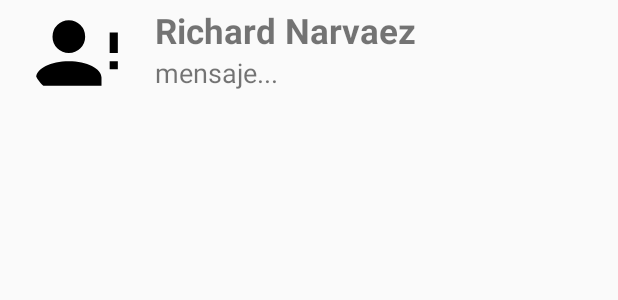
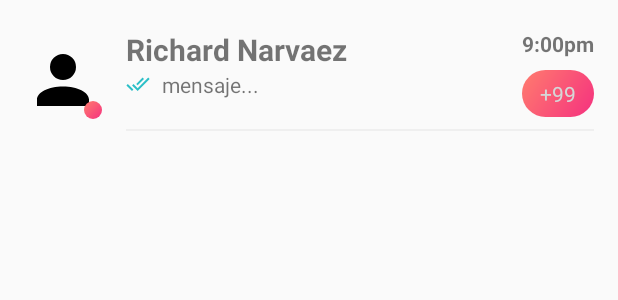
Before and after one commit to richardnarvaez/chat-android-firebase, an Android app: the layout item_chat.xml on its own in the app's theme, with its tools: preview values and no code run, on a phone screen of 412 x 824 dp. Shown: the top 300 px of the screen. Run offline under Robolectric (Android 15) with nearby library versions, the phone set to English and light mode, and no system bars.

Commit message:
Edit Design, change colors and style

```diff
--- /dev/null
+++ b/app/src/main/res/drawable/vector_message.xml
@@ -0,0 +1,8 @@
+<?xml version="1.0" encoding="utf-8"?>
+<vector xmlns:android="http://schemas.android.com/apk/res/android"
+    android:height="24dp"
+    android:width="24dp"
+    android:viewportWidth="24"
+    android:viewportHeight="24">
+    <path android:fillColor="#000" android:pathData="M20,20H7A2,2 0 0,1 5,18V8.94L2.23,5.64C2.09,5.47 2,5.24 2,5A1,1 0 0,1 3,4H20A2,2 0 0,1 22,6V18A2,2 0 0,1 20,20M8.5,7A0.5,0.5 0 0,0 8,7.5V8.5A0.5,0.5 0 0,0 8.5,9H18.5A0.5,0.5 0 0,0 19,8.5V7.5A0.5,0.5 0 0,0 18.5,7H8.5M8.5,11A0.5,0.5 0 0,0 8,11.5V12.5A0.5,0.5 0 0,0 8.5,13H18.5A0.5,0.5 0 0,0 19,12.5V11.5A0.5,0.5 0 0,0 18.5,11H8.5M8.5,15A0.5,0.5 0 0,0 8,15.5V16.5A0.5,0.5 0 0,0 8.5,17H13.5A0.5,0.5 0 0,0 14,16.5V15.5A0.5,0.5 0 0,0 13.5,15H8.5Z" />
+</vector>
--- /dev/null
+++ b/app/src/main/res/drawable/verctor_double_check.xml
@@ -0,0 +1,8 @@
+<?xml version="1.0" encoding="utf-8"?>
+<vector xmlns:android="http://schemas.android.com/apk/res/android"
+    android:height="24dp"
+    android:width="24dp"
+    android:viewportWidth="24"
+    android:viewportHeight="24">
+    <path android:fillColor="#000" android:pathData="M0.41,13.41L6,19L7.41,17.58L1.83,12M22.24,5.58L11.66,16.17L7.5,12L6.07,13.41L11.66,19L23.66,7M18,7L16.59,5.58L10.24,11.93L11.66,13.34L18,7Z" />
+</vector>
--- a/app/src/main/res/layout/activity_main.xml
+++ b/app/src/main/res/layout/activity_main.xml
@@ -8,8 +8,7 @@
 
     <com.google.android.material.appbar.AppBarLayout
         android:layout_width="match_parent"
-        android:layout_height="wrap_content"
-        android:background="@drawable/col_degrad">
+        android:layout_height="wrap_content">
 
         <androidx.appcompat.widget.Toolbar
             android:id="@+id/toolbar"
@@ -26,14 +25,19 @@
                 android:layout_height="22dp"
                 android:layout_centerVertical="true"
                 android:layout_marginStart="8dp"
+                android:tint="#ccc"
                 android:src="@drawable/vector_camera"/>
 
             <com.google.android.material.tabs.TabLayout
                 android:id="@+id/tabs"
-                android:layout_marginStart="40dp"
                 android:layout_width="match_parent"
                 android:layout_height="wrap_content"
-                app:tabIndicatorColor="#fafafa"/>
+                android:layout_marginStart="40dp"
+                app:tabIndicatorHeight="2dp"
+                app:tabTextColor="#ccc"
+                app:tabMode="scrollable"
+                app:tabSelectedTextColor="@color/colorAccent"
+                app:tabIndicatorColor="@color/colorAccent" />
 
         </RelativeLayout>
     </com.google.android.material.appbar.AppBarLayout>
@@ -45,7 +49,8 @@
         android:layout_height="wrap_content"
         android:layout_gravity="bottom|end"
         android:layout_margin="@dimen/fab_margin"
-        app:srcCompat="@android:drawable/ic_dialog_email" />
+        android:tint="@color/emoji_white"
+        app:srcCompat="@drawable/vector_message" />
 
     <include layout="@layout/content_main" />
 
--- a/app/src/main/res/layout/item_chat.xml
+++ b/app/src/main/res/layout/item_chat.xml
@@ -3,7 +3,8 @@
     xmlns:tools="http://schemas.android.com/tools"
     android:id="@+id/itemChatFrag"
     android:layout_width="match_parent"
-    android:layout_height="70dp"
+    android:layout_height="wrap_content"
+    android:padding="16dp"
     android:orientation="vertical"
     tools:context="chat.Fragments.FragmentChat">
 
@@ -15,50 +16,110 @@
         android:gravity="center_vertical"
         android:orientation="horizontal">
 
-        <RelativeLayout
+        <FrameLayout
             android:layout_width="wrap_content"
             android:layout_height="wrap_content"
             android:layout_gravity="center_vertical"
-            android:layout_weight="0.5"
             android:gravity="center_horizontal">
 
             <de.hdodenhof.circleimageview.CircleImageView
                 android:id="@+id/itemFoto"
-                android:layout_width="65dp"
-                android:layout_height="65dp"
+                android:layout_width="52dp"
+                android:layout_height="52dp"
                 android:scaleType="centerCrop"
-                android:src="@drawable/vector_alert_profile" />
-        </RelativeLayout>
+                android:src="@drawable/vector_account" />
+
+            <FrameLayout
+                android:layout_gravity="bottom|end"
+                android:background="@drawable/chip_like"
+                android:layout_width="12dp"
+                android:layout_height="12dp" />
+
+        </FrameLayout>
+
+        <LinearLayout
+            android:orientation="vertical"
+            android:layout_width="match_parent"
+            android:layout_height="wrap_content">
 
             <LinearLayout
                 android:id="@+id/like_box"
-            android:layout_width="0dp"
-            android:layout_height="60dp"
+                android:layout_width="match_parent"
+                android:layout_marginStart="16dp"
+                android:layout_height="wrap_content"
                 android:layout_gravity="center_vertical"
-            android:layout_weight="4"
                 android:orientation="vertical">
+
+                <FrameLayout
+                    android:layout_width="match_parent"
+                    android:layout_gravity="center_vertical"
+                    android:layout_height="wrap_content">
 
                     <TextView
                         android:id="@+id/itemName"
                         android:layout_width="wrap_content"
                         android:layout_height="wrap_content"
                         android:text="Richard Narvaez"
-                android:textStyle="bold"
-                android:textSize="23dp"/>
+                        android:textSize="20sp"
+                        android:textStyle="bold" />
+
+                    <TextView
+                        android:layout_width="wrap_content"
+                        android:layout_height="wrap_content"
+                        android:text="9:00pm"
+                        android:layout_gravity="end"
+                        android:textStyle="bold" />
+
+                </FrameLayout>
+
+                <FrameLayout
+                    android:layout_width="match_parent"
+                    android:layout_height="wrap_content">
+
+                    <LinearLayout
+                        android:layout_width="wrap_content"
+                        android:gravity="center_vertical"
+                        android:layout_height="wrap_content">
+
+                        <ImageView
+                            android:layout_width="16dp"
+                            android:layout_height="16dp"
+                            android:tint="@color/colorAccent"
+                            android:src="@drawable/verctor_double_check" />
 
                         <TextView
                             android:id="@+id/itemMensaje"
+                            android:layout_marginStart="8dp"
                             android:layout_width="wrap_content"
                             android:layout_height="wrap_content"
-                android:textSize="18dp"
                             android:text="mensaje..." />
+
                     </LinearLayout>
+
+                    <FrameLayout
+                        android:layout_gravity="end"
+                        android:background="@drawable/chip_like"
+                        android:layout_width="wrap_content"
+                        android:layout_height="wrap_content">
+
+                        <TextView
+                            android:textColor="@color/emoji_white"
+                            android:layout_width="wrap_content"
+                            android:layout_height="wrap_content"
+                            android:text="+99" />
+
+                    </FrameLayout>
+                </FrameLayout>
+
             </LinearLayout>
+
             <View
                 android:layout_width="fill_parent"
                 android:layout_height="1dp"
-        android:layout_marginLeft="5dp"
-        android:layout_marginTop="1dp"
-        android:layout_marginRight="5dp"
-        android:background="@android:color/darker_gray" />
+                android:layout_marginTop="8dp"
+                android:layout_marginStart="16dp"
+                android:background="#CCEDEDED" />
         </LinearLayout>
+    </LinearLayout>
+
+</LinearLayout>
--- a/app/src/main/res/values/colors.xml
+++ b/app/src/main/res/values/colors.xml
@@ -1,8 +1,8 @@
 <?xml version="1.0" encoding="utf-8"?>
 <resources>
-    <color name="colorPrimary">#b8e994</color>
+    <color name="colorPrimary">#fafafa</color>
     <color name="colorPrimaryDark">#bdc3c7</color>
-    <color name="colorAccent">#636e72</color>
+    <color name="colorAccent">#2cbfc7</color>
     <color name="colorWhite">#ffffff</color>
     <color name="colorNoSelect">#ccc</color>
 
--- a/app/src/main/res/values/strings.xml
+++ b/app/src/main/res/values/strings.xml
@@ -1,5 +1,5 @@
 <resources>
-    <string name="app_name">ChatF</string>
+    <string name="app_name">WhatChat</string>
     <string name="action_settings">Settings</string>
     <string name="follow_user_error">follow_user_error</string>
     <string name="title_activity_login">LoginActivity</string>
```
Also changed, not shown: 2 other files. Lines whose indentation alone changed are shown as unchanged.
